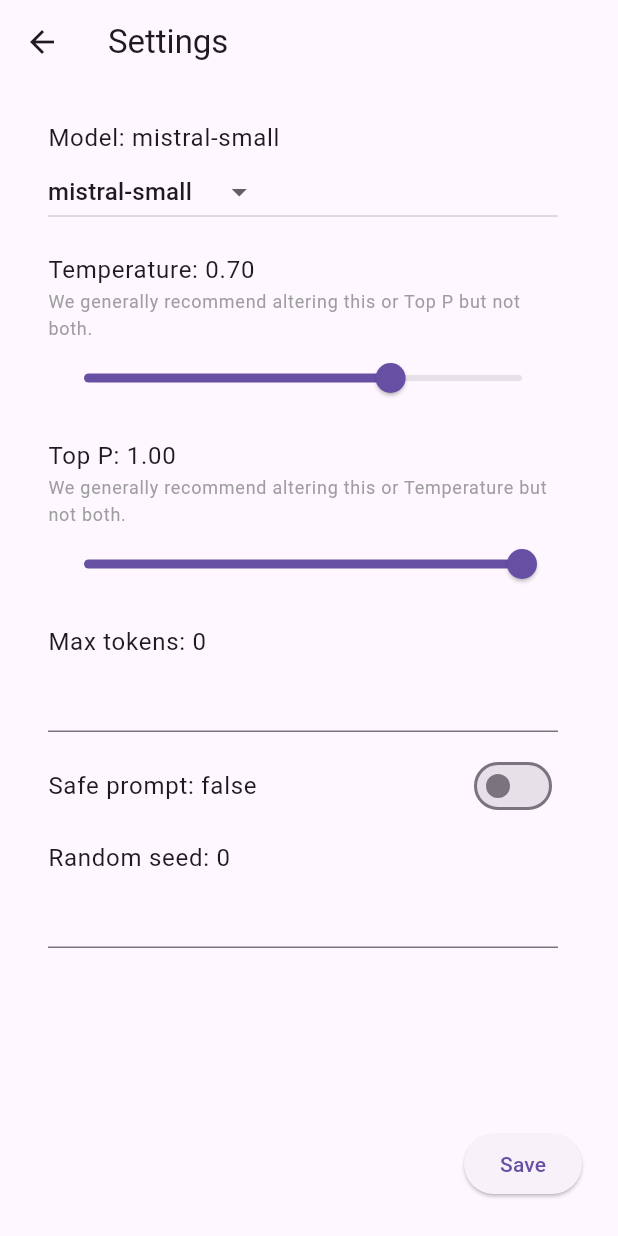
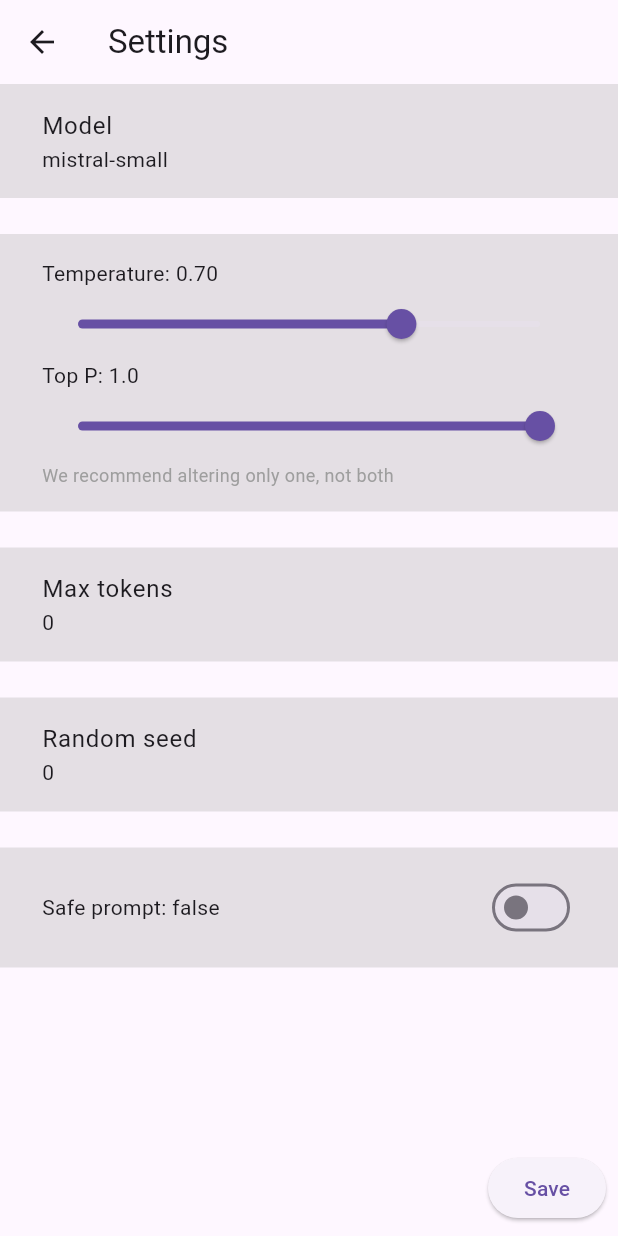
Before and after one commit to nomtek/flutter_ai_examples, a Flutter app: the SettingsWidget screen opened directly with empty values, on a phone screen of 412 x 824 dp. Run offline on Flutter 3.47's test engine with Material 3 defaults, Android fonts, the phone set to English and light mode, and no system bars; our stand-ins replace go_router; missing offline and left inert: langchain, mistralai_client_dart; key blocks and very long unbroken strings in the code were emptied for the run.

Commit message:
Setup new settings UI

```diff
--- a/lib/mistral_ai_summary_example/summary_settings_page.dart
+++ b/lib/mistral_ai_summary_example/summary_settings_page.dart
@@ -43,124 +43,34 @@ class _SettingsWidgetState extends State<SettingsWidget> {
 
   @override
   Widget build(BuildContext context) {
-    // to long to put in one line
-    final temperatureStringValue =
-        summarySettings.temperature.toStringAsFixed(2);
-
     return Scaffold(
       appBar: AppBar(
         title: const Text('Settings'),
       ),
-      body: Padding(
-        padding: const EdgeInsets.all(16),
-        child: Column(
+      body: Column(
         children: [
           Expanded(
             child: ListView(
               children: [
-                  ListTile(
-                    title: Text('Model: ${summarySettings.model.name}'),
-                    subtitle: DropdownButton<MistralAIModel>(
-                      value: summarySettings.model,
-                      onChanged: (MistralAIModel? newValue) {
-                        if (newValue == null) {
-                          return;
-                        }
-                        setState(() {
-                          summarySettings.model = newValue;
-                        });
-                      },
-                      items: MistralAIModel.values
-                          .map<DropdownMenuItem<MistralAIModel>>(
-                              (MistralAIModel model) {
-                        return DropdownMenuItem<MistralAIModel>(
-                          value: model,
-                          child: Text(model.name),
-                        );
-                      }).toList(),
+                ModelSettingWidget(summarySettings: summarySettings),
+                const SettingsListSpacer(),
+                TemperatureAndTopPSettingWidget(
+                  temperature: summarySettings.temperature,
+                  topP: summarySettings.topP,
+                  onTemperatureChanged: (value) =>
+                      setState(() => summarySettings.temperature = value),
+                  onTopPChanged: (value) =>
+                      setState(() => summarySettings.topP = value),
                 ),
-                  ),
-                  ListTile(
-                    title: Column(
-                      crossAxisAlignment: CrossAxisAlignment.start,
-                      children: [
-                        Text('Temperature: $temperatureStringValue'),
-                        const Text(
-                          'We generally recommend altering '
-                          'this or Top P but not both.',
-                          style: TextStyle(
-                            fontSize: 12,
-                            color: Colors.grey,
-                          ),
-                        ),
-                      ],
-                    ),
-                    subtitle: Slider(
-                      value: summarySettings.temperature,
-                      label: summarySettings.temperature.toStringAsFixed(2),
-                      onChanged: (value) => setState(
-                        () => summarySettings.temperature =
-                            double.parse(value.toStringAsFixed(2)),
-                      ),
-                    ),
-                  ),
-                  ListTile(
-                    title: Column(
-                      crossAxisAlignment: CrossAxisAlignment.start,
-                      children: [
-                        Text(
-                          'Top P: ${summarySettings.topP.toStringAsFixed(2)}',
-                        ),
-                        const Text(
-                          'We generally recommend altering '
-                          'this or Temperature but not both.',
-                          style: TextStyle(
-                            fontSize: 12,
-                            color: Colors.grey,
-                          ),
-                        ),
-                      ],
-                    ),
-                    subtitle: Slider(
-                      value: summarySettings.topP,
-                      label: summarySettings.topP.toStringAsFixed(2),
-                      onChanged: (value) => setState(
-                        () => summarySettings.topP =
-                            double.parse(value.toStringAsFixed(2)),
-                      ),
-                    ),
-                  ),
-                  ListTile(
-                    title: Text('Max tokens: '
-                        '${summarySettings.maxTokens ?? 'unlimited'}'),
-                    subtitle: TextField(
-                      keyboardType: TextInputType.number,
-                      onChanged: (value) => setState(
-                        () => summarySettings.maxTokens = int.tryParse(value),
-                      ),
-                      controller: maxTokensController,
-                    ),
-                  ),
-                  ListTile(
-                    title: Text(
-                      'Safe prompt: ${summarySettings.safePrompt}',
-                    ),
-                    trailing: Switch(
-                      value: summarySettings.safePrompt,
+                const SettingsListSpacer(),
+                MaxTokensSettingWidget(summarySettings: summarySettings),
+                const SettingsListSpacer(),
+                RandomSeedSettingWidget(summarySettings: summarySettings),
+                const SettingsListSpacer(),
+                SafePromptSettingWidget(
+                  settingValue: summarySettings.safePrompt,
                   onChanged: (value) =>
                       setState(() => summarySettings.safePrompt = value),
-                    ),
-                  ),
-                  ListTile(
-                    title: Text('Random seed: '
-                        '${summarySettings.randomSeed ?? 'none'}'),
-                    subtitle: TextField(
-                      keyboardType: TextInputType.number,
-                      onChanged: (value) => setState(
-                        () => summarySettings.randomSeed = int.tryParse(value),
-                      ),
-                      controller: randomSeedController,
-                    ),
                 ),
               ],
             ),
@@ -177,7 +87,218 @@ class _SettingsWidgetState extends State<SettingsWidget> {
           ),
         ],
       ),
+    );
+  }
+}
+
+class ModelSettingWidget extends StatelessWidget {
+  const ModelSettingWidget({
+    required this.summarySettings,
+    super.key,
+  });
+
+  final SummarySettings summarySettings;
+
+  @override
+  Widget build(BuildContext context) {
+    return ClickableSettingsItem(
+      settingName: 'Model',
+      settingValue: summarySettings.model.name,
+      onTap: () {},
+    );
+  }
+}
+
+class TemperatureAndTopPSettingWidget extends StatelessWidget {
+  const TemperatureAndTopPSettingWidget({
+    required this.temperature,
+    required this.topP,
+    required this.onTemperatureChanged,
+    required this.onTopPChanged,
+    super.key,
+  });
+  final double temperature;
+  final double topP;
+  final void Function(double) onTemperatureChanged;
+  final void Function(double) onTopPChanged;
+
+  @override
+  Widget build(BuildContext context) {
+    // to long to put in one line
+    final temperatureStringValue = temperature.toStringAsFixed(2);
+
+    return ColoredBox(
+      color: Theme.of(context).highlightColor,
+      child: Padding(
+        padding: const EdgeInsets.symmetric(
+          horizontal: 28,
+          vertical: 16,
+        ),
+        child: Column(
+          crossAxisAlignment: CrossAxisAlignment.start,
+          children: [
+            Column(
+              crossAxisAlignment: CrossAxisAlignment.start,
+              children: [
+                Text(
+                  'Temperature: $temperatureStringValue',
+                ),
+                Slider(
+                  value: temperature,
+                  label: temperature.toStringAsFixed(2),
+                  onChanged: onTemperatureChanged,
+                ),
+              ],
+            ),
+            Column(
+              crossAxisAlignment: CrossAxisAlignment.start,
+              children: [
+                Text(
+                  'Top P: $topP',
+                ),
+                Slider(
+                  value: topP,
+                  label: topP.toStringAsFixed(2),
+                  onChanged: onTopPChanged,
+                ),
+              ],
+            ),
+            const Text(
+              'We recommend altering only one, not both',
+              style: TextStyle(
+                fontSize: 12,
+                color: Colors.grey,
+              ),
+            ),
+          ],
+        ),
       ),
     );
   }
 }
+
+class MaxTokensSettingWidget extends StatelessWidget {
+  const MaxTokensSettingWidget({
+    required this.summarySettings,
+    super.key,
+  });
+
+  final SummarySettings summarySettings;
+
+  @override
+  Widget build(BuildContext context) {
+    return ClickableSettingsItem(
+      settingName: 'Max tokens',
+      settingValue: summarySettings.maxTokens.toString(),
+      onTap: () {},
+    );
+  }
+}
+
+class RandomSeedSettingWidget extends StatelessWidget {
+  const RandomSeedSettingWidget({
+    required this.summarySettings,
+    super.key,
+  });
+
+  final SummarySettings summarySettings;
+
+  @override
+  Widget build(BuildContext context) {
+    return ClickableSettingsItem(
+      settingName: 'Random seed',
+      settingValue: summarySettings.randomSeed.toString(),
+      onTap: () {},
+    );
+  }
+}
+
+class SafePromptSettingWidget extends StatelessWidget {
+  const SafePromptSettingWidget({
+    required this.settingValue,
+    required this.onChanged,
+    super.key,
+  });
+
+  final bool settingValue;
+  // ignore: avoid_positional_boolean_parameters
+  final void Function(bool) onChanged;
+
+  @override
+  Widget build(BuildContext context) {
+    return ColoredBox(
+      color: Theme.of(context).highlightColor,
+      child: Padding(
+        padding: const EdgeInsets.symmetric(
+          horizontal: 28,
+          vertical: 16,
+        ),
+        child: Row(
+          mainAxisAlignment: MainAxisAlignment.spaceBetween,
+          children: [
+            Text(
+              'Safe prompt: $settingValue',
+            ),
+            Switch(
+              value: settingValue,
+              onChanged: onChanged,
+            ),
+          ],
+        ),
+      ),
+    );
+  }
+}
+
+class SettingsListSpacer extends StatelessWidget {
+  const SettingsListSpacer({
+    super.key,
+  });
+
+  @override
+  Widget build(BuildContext context) {
+    return const SizedBox(height: 24);
+  }
+}
+
+class ClickableSettingsItem extends StatelessWidget {
+  const ClickableSettingsItem({
+    required this.settingName,
+    required this.settingValue,
+    required this.onTap,
+    super.key,
+  });
+
+  final String settingName;
+  final String settingValue;
+  final VoidCallback onTap;
+
+  @override
+  Widget build(BuildContext context) {
+    return InkWell(
+      onTap: onTap,
+      child: Material(
+        color: Theme.of(context).highlightColor,
+        child: Padding(
+          padding: const EdgeInsets.symmetric(
+            horizontal: 28,
+            vertical: 16,
+          ),
+          child: Column(
+            crossAxisAlignment: CrossAxisAlignment.start,
+            children: [
+              Text(
+                settingName,
+                style: Theme.of(context).textTheme.bodyLarge,
+              ),
+              Text(
+                settingValue,
+                style: Theme.of(context).textTheme.bodyMedium,
+              ),
+            ],
+          ),
+        ),
+      ),
+    );
+  }
+}
```
Lines whose indentation alone changed are shown as unchanged.
